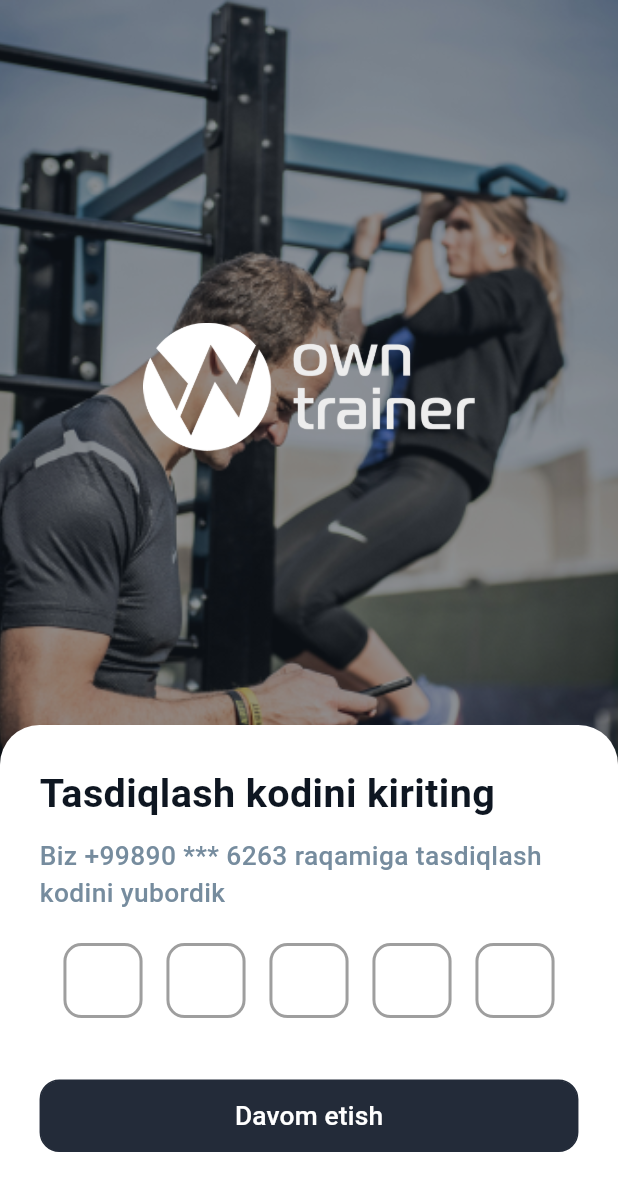
After one commit to muhammadxoja-sayfidinov/kenja_app, a Flutter app: the VerificationRegisterCodePage screen opened directly, on a phone screen of 412 x 824 dp. The commit adds this screen. Shown: the top 1191 px of the screen. Run offline on Flutter 3.47's test engine with Material 3 defaults, Android fonts, the phone set to English and light mode, and no system bars; our stand-ins replace adaptive_theme, flutter_riverpod, flutter_screenutil, flutter_svg, shared_preferences, smooth_page_indicator and 1 more; missing offline and left inert: d_chart; accounts and stored records are empty.

Commit message:
Merge remote-tracking branch 'origin/master'

```diff
--- a/lib/app.dart
+++ b/lib/app.dart
@@ -10,6 +10,7 @@ import 'package:kenja_app/presentation/screens/register/tips_page.dart';
 import 'package:kenja_app/presentation/screens/register/verification_code_page.dart';
 
 import 'config/theme.dart';
+import 'data/providers/api_controllers.dart';
 import 'data/providers/authentication_provider.dart';
 
 class MyApp extends ConsumerStatefulWidget {
--- /dev/null
+++ b/lib/presentation/screens/register/register_verfication_code_page.dart
@@ -0,0 +1,179 @@
+import 'package:flutter/material.dart';
+import 'package:flutter_screenutil/flutter_screenutil.dart';
+import 'package:kenja_app/core/constants/styles.dart';
+import 'package:kenja_app/presentation/widgets/next_bottom.dart';
+
+import '../../../core/constants/colors.dart';
+
+class VerificationRegisterCodePage extends StatefulWidget {
+  const VerificationRegisterCodePage({super.key});
+
+  @override
+  _VerificationRegisterCodePageState createState() =>
+      _VerificationRegisterCodePageState();
+}
+
+class _VerificationRegisterCodePageState
+    extends State<VerificationRegisterCodePage> {
+  final _formKey = GlobalKey<FormState>();
+  final List<TextEditingController> _controllers =
+      List.generate(5, (_) => TextEditingController());
+  final List<FocusNode> _focusNodes = List.generate(5, (_) => FocusNode());
+
+  @override
+  Widget build(BuildContext context) {
+    return Scaffold(
+      body: Stack(
+        children: [
+          Image.asset(
+            'assets/images/BackgroundImage.png',
+            width: double.infinity,
+            height: 466.h,
+            fit: BoxFit.cover,
+          ),
+          Align(
+              heightFactor: 4.9.h,
+              // alignment: Alignment.topCenter,
+              child: Image.asset(
+                'assets/logo/logo_text.png',
+                width: 201.w,
+              )),
+          Align(
+            alignment: const Alignment(0, 1),
+            child: SingleChildScrollView(
+              physics: const ClampingScrollPhysics(),
+              child: Container(
+                alignment: Alignment.bottomCenter,
+                padding: EdgeInsets.all(24.w),
+                decoration: BoxDecoration(
+                  color: Theme.of(context).brightness == Brightness.dark
+                      ? mainDarkColor
+                      : Colors.white,
+                  borderRadius: BorderRadius.only(
+                    topLeft: Radius.circular(24.r),
+                    topRight: Radius.circular(24.r),
+                  ),
+                ),
+                child: Column(
+                  crossAxisAlignment: CrossAxisAlignment.start,
+                  children: [
+                    Text(
+                      'Tasdiqlash kodini kiriting',
+                      style: TextStyle(
+                        fontSize: 24.sp,
+                        fontWeight: FontWeight.bold,
+                      ),
+                    ),
+                    SizedBox(height: 8.h),
+                    Text(
+                        'Biz +99890 *** 6263 raqamiga tasdiqlash kodini yubordik',
+                        style: CustomTextStyle.style500.copyWith(color: grey)),
+                    SizedBox(height: 16.h),
+                    Form(
+                      key: _formKey,
+                      child: Row(
+                        mainAxisAlignment: MainAxisAlignment.spaceEvenly,
+                        children: List.generate(5, (index) {
+                          return _buildCodeField(
+                              _controllers[index], _focusNodes[index], index);
+                        }),
+                      ),
+                    ),
+                    SizedBox(height: 32.h),
+                    MyNextBottom(
+                      onTap: () {
+                        if (_formKey.currentState!.validate()) {
+                          Navigator.pushNamed(context, '/new-password');
+                        }
+                      },
+                      text: 'Davom etish',
+                    ),
+                    24.verticalSpace,
+                  ],
+                ),
+              ),
+            ),
+          ),
+        ],
+      ),
+    );
+  }
+
+  Widget _buildCodeField(
+      TextEditingController controller, FocusNode focusNode, int index) {
+    return Container(
+      alignment: Alignment.center,
+      width: 48.w,
+      height: 48.w,
+      decoration: BoxDecoration(
+        borderRadius: BorderRadius.circular(16.r),
+      ),
+      child: TextFormField(
+        controller: controller,
+        focusNode: focusNode,
+        style: CustomTextStyle.style700,
+        textAlign: TextAlign.center,
+        keyboardType: TextInputType.text,
+        // Use text instead of number for 'w'
+        maxLength: 1,
+        decoration: InputDecoration(
+          contentPadding:
+              const EdgeInsets.symmetric(vertical: 10.0, horizontal: 10.0),
+          counterText: "",
+          border: OutlineInputBorder(
+            borderRadius: BorderRadius.circular(12.0),
+            borderSide: const BorderSide(
+              color: Colors.grey,
+              width: 2.0, // Set consistent border width
+            ),
+          ),
+          enabledBorder: OutlineInputBorder(
+            borderRadius: BorderRadius.circular(12.0),
+            borderSide: const BorderSide(
+              color: Colors.grey,
+              width: 2.0, // Set consistent border width
+            ),
+          ),
+          focusedBorder: OutlineInputBorder(
+            borderRadius: BorderRadius.circular(12.0),
+            borderSide: const BorderSide(
+              color: Colors.blue,
+              width: 2.0, // Set consistent border width
+            ),
+          ),
+          errorBorder: OutlineInputBorder(
+            borderRadius: BorderRadius.circular(12.0),
+            borderSide: const BorderSide(
+              color: Colors.red,
+              width: 2.0, // Ensure the same width as focusedBorder
+            ),
+          ),
+          focusedErrorBorder: OutlineInputBorder(
+            borderRadius: BorderRadius.circular(12.0),
+            borderSide: const BorderSide(
+              color: Colors.red,
+              width: 2.0, // Ensure the same width as focusedBorder
+            ),
+          ),
+        ),
+        validator: (value) {
+          if (value == null || value.isEmpty) {
+            return ''; // Return null instead of a string to avoid error text
+          }
+          return null;
+        },
+        onChanged: (value) {
+          if (value.isNotEmpty) {
+            if (index < _focusNodes.length - 1) {
+              _focusNodes[index + 1].requestFocus();
+            } else {
+              _focusNodes[index].unfocus();
+            }
+          } else if (value.isEmpty && index > 0) {
+            _focusNodes[index - 1].requestFocus();
+          }
+        },
+      ),
+    );
+  }
+}
--- a/lib/presentation/widgets/register/login_form.dart
+++ b/lib/presentation/widgets/register/login_form.dart
@@ -5,6 +5,7 @@ import 'package:kenja_app/presentation/widgets/next_bottom_white.dart';
 
 import '../../../core/constants/colors.dart';
 import '../../../core/constants/styles.dart';
+import '../../../data/providers/api_controllers.dart';
 import '../../../data/providers/authentication_provider.dart';
 import '../../screens/mainHome.dart';
 import '../custom_text_form_field.dart';
```
Also changed, not shown: lib/data/models/login.dart (+7 -10 lines), lib/data/models/register.dart (added, +43 -0 lines), lib/data/providers/api_controllers.dart (+5 -5 lines), lib/data/providers/authentication_provider.dart (+46 -25 lines), lib/presentation/widgets/register/RegistrationForm.dart (+54 -22 lines).
